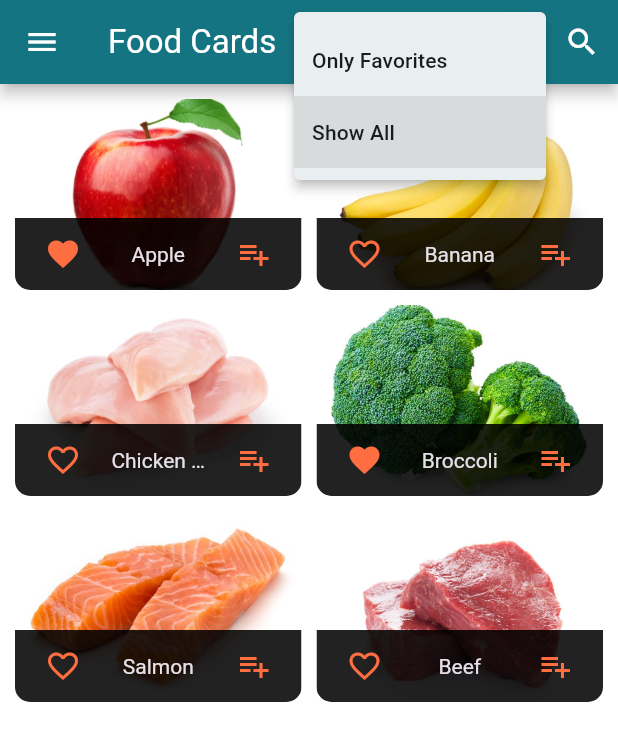
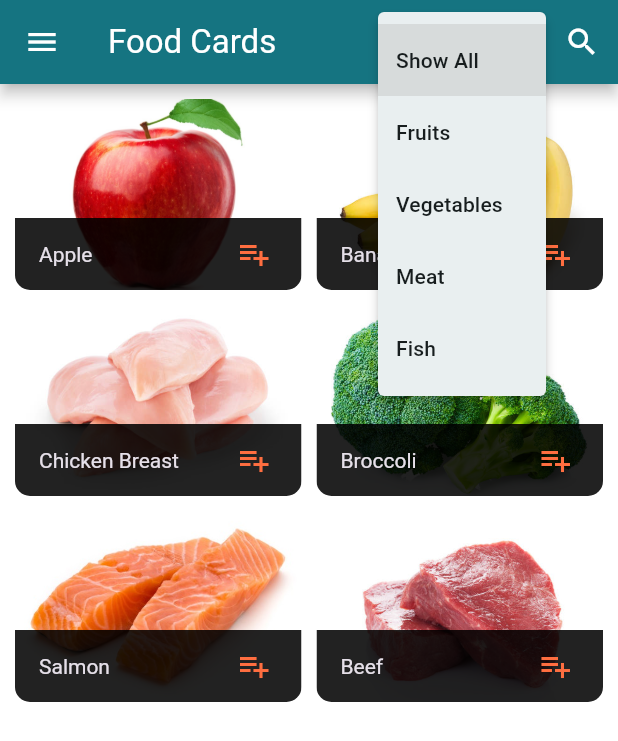
Before and after one commit to LamSut/Nutrition-Tracker-Recipes, a Flutter app: the FoodDetailScreen screen opened directly with empty values, after a tap on the "home" icon, after a tap on the "more vert" icon, on a phone screen of 412 x 824 dp. Shown: the top 741 px of the screen. Run offline on Flutter 3.47's test engine with Material 3 defaults, Android fonts, the phone set to English and light mode, and no system bars; accounts and stored records are empty; Roboto replaces fonts that are missing (Calibri); project files that could hold a hidden picture were left out.

Commit message:
remove fav, use type instead

```diff
--- a/lib/main.dart
+++ b/lib/main.dart
@@ -2,7 +2,6 @@ import 'package:flutter/material.dart';
 import 'package:provider/provider.dart';
 import 'ui/screens.dart';
 import 'ui/shared/navigation_utils.dart';
-import 'ui/user/users_manager.dart';
 
 void main() {
   runApp(const MyApp());
@@ -10,6 +9,7 @@ void main() {
 
 class MyApp extends StatelessWidget {
   const MyApp({super.key});
+
   @override
   Widget build(BuildContext context) {
     final colorScheme = ColorScheme.fromSeed(
@@ -18,7 +18,7 @@ class MyApp extends StatelessWidget {
       surface: Colors.white,
       surfaceTint: Colors.grey[200],
     );
-    final themData = ThemeData(
+    final themeData = ThemeData(
       fontFamily: 'Calibri',
       colorScheme: colorScheme,
       appBarTheme: AppBarTheme(
@@ -28,13 +28,17 @@ class MyApp extends StatelessWidget {
         shadowColor: colorScheme.shadow,
       ),
     );
-    return ChangeNotifierProvider(
-      create: (context) => UsersManager(),
+
+    return MultiProvider(
+      providers: [
+        ChangeNotifierProvider(create: (ctx) => UsersManager()),
+        ChangeNotifierProvider(create: (ctx) => FoodsManager()),
+      ],
       child: MaterialApp(
         title: 'NTR',
         debugShowCheckedModeBanner: false,
-        theme: themData,
-        initialRoute: LoginScreen.routeName, // Start at LoginScreen
+        theme: themeData,
+        initialRoute: LoginScreen.routeName,
         onGenerateRoute: (settings) {
           Widget page;
           switch (settings.name) {
@@ -42,11 +46,14 @@ class MyApp extends StatelessWidget {
               page = const SafeArea(child: LoginScreen());
               break;
             case FoodDetailScreen.routeName:
-              final foodId = settings.arguments as String;
-              page = SafeArea(
-                child: FoodDetailScreen(FoodsManager().findById(foodId)!),
+              final productId = settings.arguments as String;
+              return MaterialPageRoute(
+                builder: (ctx) => SafeArea(
+                  child: FoodDetailScreen(
+                    ctx.read<FoodsManager>().findById(productId)!,
+                  ),
+                ),
               );
-              break;
             case RecipesScreen.routeName:
               page = const SafeArea(child: RecipesScreen());
               break;
--- a/lib/models/food.dart
+++ b/lib/models/food.dart
@@ -1,47 +1,47 @@
 class Food {
   final String? id;
   final String name;
+  final String type;
   final double calories;
   final double protein;
   final double fat;
   final double carbohydrates;
   final double fiber;
   final String imageUrl;
-  final bool isFavorite;
 
   Food({
     this.id,
     required this.name,
+    required this.type,
     required this.calories,
     required this.protein,
     required this.fat,
     required this.carbohydrates,
     required this.fiber,
     required this.imageUrl,
-    this.isFavorite = false,
   });
 
   Food copyWith({
     String? id,
     String? name,
+    String? type,
     double? calories,
     double? protein,
     double? fat,
     double? carbohydrates,
     double? fiber,
     String? imageUrl,
-    bool? isFavorite,
   }) {
     return Food(
       id: id ?? this.id,
       name: name ?? this.name,
+      type: type ?? this.type,
       calories: calories ?? this.calories,
       protein: protein ?? this.protein,
       fat: fat ?? this.fat,
       carbohydrates: carbohydrates ?? this.carbohydrates,
       fiber: fiber ?? this.fiber,
       imageUrl: imageUrl ?? this.imageUrl,
-      isFavorite: isFavorite ?? this.isFavorite,
     );
   }
 }
--- a/lib/ui/foods/food_grid_tile.dart
+++ b/lib/ui/foods/food_grid_tile.dart
@@ -2,29 +2,10 @@ import 'package:flutter/material.dart';
 import '../../models/food.dart';
 import 'food_detail_screen.dart';
 
-class FoodGridTile extends StatefulWidget {
+class FoodGridTile extends StatelessWidget {
   const FoodGridTile(this.food, {super.key});
 
   final Food food;
-
-  @override
-  State<FoodGridTile> createState() => _FoodGridTileState();
-}
-
-class _FoodGridTileState extends State<FoodGridTile> {
-  late bool _isFavorite;
-
-  @override
-  void initState() {
-    super.initState();
-    _isFavorite = widget.food.isFavorite;
-  }
-
-  void _toggleFavorite() {
-    setState(() {
-      _isFavorite = !_isFavorite;
-    });
-  }
 
   @override
   Widget build(BuildContext context) {
@@ -32,10 +13,8 @@ class _FoodGridTileState extends State<FoodGridTile> {
       borderRadius: BorderRadius.circular(10),
       child: GridTile(
         footer: FoodGridFooter(
-          food: widget.food,
-          isFavorite: _isFavorite,
-          onFavoritePressed: _toggleFavorite,
-          onAddToCartPressed: () {
+          food: food,
+          onAddToRecipePressed: () {
             print('Add food to Recipe');
           },
         ),
@@ -44,11 +23,11 @@ class _FoodGridTileState extends State<FoodGridTile> {
             // Navigate to food detail screen
             Navigator.of(context).pushNamed(
               FoodDetailScreen.routeName,
-              arguments: widget.food.id,
+              arguments: food.id,
             );
           },
           child: Image.asset(
-            widget.food.imageUrl,
+            food.imageUrl,
             fit: BoxFit.cover,
           ),
         ),
@@ -61,34 +40,23 @@ class FoodGridFooter extends StatelessWidget {
   const FoodGridFooter({
     super.key,
     required this.food,
-    required this.isFavorite,
-    this.onFavoritePressed,
-    this.onAddToCartPressed,
+    this.onAddToRecipePressed,
   });
 
   final Food food;
-  final bool isFavorite;
-  final void Function()? onFavoritePressed;
-  final void Function()? onAddToCartPressed;
+  final void Function()? onAddToRecipePressed;
 
   @override
   Widget build(BuildContext context) {
     return GridTileBar(
       backgroundColor: Colors.black87,
-      leading: IconButton(
-        icon: Icon(
-          isFavorite ? Icons.favorite : Icons.favorite_border,
-        ),
-        color: Theme.of(context).colorScheme.secondary,
-        onPressed: onFavoritePressed,
-      ),
       title: Text(
         food.name,
-        textAlign: TextAlign.center,
+        textAlign: TextAlign.left,
       ),
       trailing: IconButton(
         icon: const Icon(Icons.playlist_add),
-        onPressed: onAddToCartPressed,
+        onPressed: onAddToRecipePressed,
         color: Theme.of(context).colorScheme.secondary,
       ),
     );
--- a/lib/ui/foods/foods_grid.dart
+++ b/lib/ui/foods/foods_grid.dart
@@ -1,15 +1,15 @@
 import 'package:flutter/material.dart';
+import 'package:provider/provider.dart';
 import 'food_grid_tile.dart';
 import 'foods_manager.dart';
 
 class FoodsGrid extends StatelessWidget {
-  final bool showFavorites;
-  const FoodsGrid(this.showFavorites, {super.key});
+  const FoodsGrid({super.key});
+
   @override
   Widget build(BuildContext context) {
-    final foodsManager = FoodsManager();
-    final foods =
-        showFavorites ? foodsManager.favoriteItems : foodsManager.items;
+    final foods = context.watch<FoodsManager>().items;
+
     return GridView.builder(
       padding: const EdgeInsets.all(10.0),
       itemCount: foods.length,
--- a/lib/ui/foods/foods_manager.dart
+++ b/lib/ui/foods/foods_manager.dart
@@ -1,21 +1,23 @@
+import 'package:flutter/material.dart';
 import '../../models/food.dart';
 
-class FoodsManager {
+class FoodsManager with ChangeNotifier {
   final List<Food> _items = [
     Food(
       id: 'f1',
       name: 'Apple',
+      type: 'Fruit',
       calories: 52,
       protein: 0.3,
       fat: 0.2,
       carbohydrates: 14,
       fiber: 2.4,
       imageUrl: 'assets/foods/apple.jpg',
-      isFavorite: true,
     ),
     Food(
       id: 'f2',
       name: 'Banana',
+      type: 'Fruit',
       calories: 89,
       protein: 1.1,
       fat: 0.3,
@@ -26,6 +28,7 @@ class FoodsManager {
     Food(
       id: 'f3',
       name: 'Chicken Breast',
+      type: 'Meat',
       calories: 165,
       protein: 31,
       fat: 3.6,
@@ -36,49 +39,53 @@ class FoodsManager {
     Food(
       id: 'f4',
       name: 'Broccoli',
+      type: 'Vegetable',
       calories: 55,
       protein: 3.7,
       fat: 0.6,
       carbohydrates: 11,
       fiber: 4,
       imageUrl: 'assets/foods/broccoli.jpg',
-      isFavorite: true,
     ),
     Food(
       id: 'f5',
       name: 'Salmon',
+      type: 'Fish',
       calories: 208,
       protein: 20,
       fat: 13,
       carbohydrates: 0,
       fiber: 0,
       imageUrl: 'assets/foods/salmon.jpg',
-      isFavorite: false,
     ),
     Food(
       id: 'f6',
       name: 'Beef',
+      type: 'Meat',
       calories: 250,
       protein: 26,
       fat: 17,
       carbohydrates: 0,
       fiber: 0,
       imageUrl: 'assets/foods/beef.jpg',
-      isFavorite: false,
     ),
   ];
 
-  int get itemCount {
-    return _items.length;
+  String _selectedType = 'All';
+
+  List<Food> get items {
+    if (_selectedType == 'All') {
+      return [..._items];
+    }
+    return _items.where((food) => food.type == _selectedType).toList();
   }
 
-  List<Food> get items {
-    return [..._items];
+  void setFoodType(String type) {
+    _selectedType = type;
+    notifyListeners();
   }
 
-  List<Food> get favoriteItems {
-    return _items.where((item) => item.isFavorite).toList();
-  }
+  String get selectedType => _selectedType;
 
   Food? findById(String id) {
     try {
--- a/lib/ui/foods/foods_overview_screen.dart
+++ b/lib/ui/foods/foods_overview_screen.dart
@@ -1,38 +1,25 @@
 import 'package:flutter/material.dart';
+import 'package:provider/provider.dart';
 import '../shared/app_drawer.dart';
-
 import 'foods_grid.dart';
 import 'food_search_delegate.dart';
 import 'foods_manager.dart';
 
-enum FilterOptions { favorites, all }
+class FoodsOverviewScreen extends StatelessWidget {
+  static const routeName = '/food_overview';
 
-class FoodsOverviewScreen extends StatefulWidget {
-  static const routeName = '/food_overview';
   const FoodsOverviewScreen({super.key});
-  @override
-  State<FoodsOverviewScreen> createState() => FoodsOverviewScreenState();
-}
 
-class FoodsOverviewScreenState extends State<FoodsOverviewScreen> {
-  var _currentFilter = FilterOptions.all;
   @override
   Widget build(BuildContext context) {
-    final foodsManager = FoodsManager();
-    final allFoods = foodsManager.items;
+    final foodsManager = Provider.of<FoodsManager>(context, listen: false);
+    final allFoods = foodsManager.items; // remove filters before search
 
     return Scaffold(
       appBar: AppBar(
         title: const Text('Food Cards'),
         actions: <Widget>[
-          FoodFilterMenu(
-            currentFilter: _currentFilter,
-            onFilterSelected: (filter) {
-              setState(() {
-                _currentFilter = filter;
-              });
-            },
-          ),
+          const FoodTypeFilterMenu(),
           IconButton(
             icon: const Icon(Icons.search),
             onPressed: () {
@@ -45,36 +32,31 @@ class FoodsOverviewScreenState extends State<FoodsOverviewScreen> {
         ],
       ),
       drawer: const AppDrawer(),
-      body: FoodsGrid(
-        _currentFilter == FilterOptions.favorites,
-      ),
+      body: const FoodsGrid(),
     );
   }
 }
 
-class FoodFilterMenu extends StatelessWidget {
-  const FoodFilterMenu({
-    super.key,
-    this.currentFilter,
-    this.onFilterSelected,
-  });
-  final FilterOptions? currentFilter;
-  final void Function(FilterOptions selectedValue)? onFilterSelected;
+class FoodTypeFilterMenu extends StatelessWidget {
+  const FoodTypeFilterMenu({super.key});
+
   @override
   Widget build(BuildContext context) {
-    return PopupMenuButton(
-      initialValue: currentFilter,
-      onSelected: onFilterSelected,
+    final foodsManager = Provider.of<FoodsManager>(context);
+    final currentType = foodsManager.selectedType;
+
+    return PopupMenuButton<String>(
+      initialValue: currentType,
+      onSelected: (type) {
+        foodsManager.setFoodType(type);
+      },
       icon: const Icon(Icons.more_vert),
       itemBuilder: (ctx) => [
-        const PopupMenuItem(
-          value: FilterOptions.favorites,
-          child: Text('Only Favorites'),
-        ),
-        const PopupMenuItem(
-          value: FilterOptions.all,
-          child: Text('Show All'),
-        ),
+        const PopupMenuItem(value: 'All', child: Text('Show All')),
+        const PopupMenuItem(value: 'Fruit', child: Text('Fruits')),
+        const PopupMenuItem(value: 'Vegetable', child: Text('Vegetables')),
+        const PopupMenuItem(value: 'Meat', child: Text('Meat')),
+        const PopupMenuItem(value: 'Fish', child: Text('Fish')),
       ],
     );
   }
--- a/lib/ui/screens.dart
+++ b/lib/ui/screens.dart
@@ -7,5 +7,6 @@ export 'recipes/recipes_overview_screen.dart';
 export 'user/user_profile_screen.dart';
 export 'user/user_update_information_screen.dart';
 export 'user/user_update_password_screen.dart';
+export 'user/users_manager.dart';
 
 export 'auth/login_screen.dart';
--- a/lib/ui/shared/app_drawer.dart
+++ b/lib/ui/shared/app_drawer.dart
@@ -1,8 +1,10 @@
 import 'package:flutter/material.dart';
+import 'package:provider/provider.dart';
 import '../screens.dart';
 
 class AppDrawer extends StatelessWidget {
   const AppDrawer({super.key});
+
   @override
   Widget build(BuildContext context) {
     return Drawer(
@@ -43,6 +45,8 @@ class AppDrawer extends StatelessWidget {
             leading: const Icon(Icons.logout),
             title: const Text('Logout'),
             onTap: () {
+              Provider.of<FoodsManager>(context, listen: false)
+                  .setFoodType('All');
               Navigator.of(context).pushReplacementNamed(LoginScreen.routeName);
             },
           ),
--- a/lib/ui/user/user_profile_screen.dart
+++ b/lib/ui/user/user_profile_screen.dart
@@ -22,7 +22,8 @@ class UserScreen extends StatelessWidget {
           ? const Center(child: Text('No user logged in'))
           : SingleChildScrollView(
               child: Padding(
-                padding: const EdgeInsets.symmetric(horizontal: 20, vertical: 10),
+                padding:
+                    const EdgeInsets.symmetric(horizontal: 20, vertical: 10),
                 child: Column(
                   children: [
                     const SizedBox(height: 20),
@@ -39,10 +40,11 @@ class UserScreen extends StatelessWidget {
                       ),
                     ),
                     const SizedBox(height: 20),
-                    _buildInfoField('Name', user.name),
                     _buildInfoField('Username', user.username),
+                    _buildInfoField('Full Name', user.name),
                     _buildInfoField('Gender', user.gender ? 'Male' : 'Female'),
-                    _buildInfoField('Date of Birth', '${user.birthday.toLocal().day}/${user.birthday.toLocal().month}/${user.birthday.toLocal().year}'),
+                    _buildInfoField('Date of Birth',
+                        '${user.birthday.toLocal().day}/${user.birthday.toLocal().month}/${user.birthday.toLocal().year}'),
                     _buildInfoField('Email Address', user.email),
                     _buildSettingsSection(context),
                   ],
@@ -60,7 +62,8 @@ class UserScreen extends StatelessWidget {
         children: [
           Text(
             label,
-            style: const TextStyle(fontSize: 16, fontWeight: FontWeight.bold, color: Colors.grey),
+            style: const TextStyle(
+                fontSize: 16, fontWeight: FontWeight.bold, color: Colors.grey),
           ),
           const SizedBox(height: 5),
           Container(
@@ -88,7 +91,8 @@ class UserScreen extends StatelessWidget {
           padding: const EdgeInsets.symmetric(vertical: 10),
           child: Text(
             'Settings',
-            style: TextStyle(fontSize: 18, fontWeight: FontWeight.bold, color: Colors.grey),
+            style: TextStyle(
+                fontSize: 18, fontWeight: FontWeight.bold, color: Colors.grey),
           ),
         ),
         _buildSettingsButton(
@@ -115,7 +119,10 @@ class UserScreen extends StatelessWidget {
     );
   }
 
-  Widget _buildSettingsButton({required IconData icon, required String title, required VoidCallback onPressed}) {
+  Widget _buildSettingsButton(
+      {required IconData icon,
+      required String title,
+      required VoidCallback onPressed}) {
     return Container(
       margin: const EdgeInsets.only(bottom: 10),
       decoration: BoxDecoration(
@@ -129,7 +136,8 @@ class UserScreen extends StatelessWidget {
           title,
           style: const TextStyle(color: Colors.black, fontSize: 16),
         ),
-        trailing: const Icon(Icons.arrow_forward_ios, color: Colors.black, size: 16),
+        trailing:
+            const Icon(Icons.arrow_forward_ios, color: Colors.black, size: 16),
         onTap: onPressed,
       ),
     );
--- a/pubspec.yaml
+++ b/pubspec.yaml
@@ -13,12 +13,12 @@ dependencies:
     sdk: flutter
   cupertino_icons: ^1.0.8
   intl: ^0.20.2
+  provider: ^6.1.2
 
 dev_dependencies:
   flutter_test:
     sdk: flutter
   flutter_lints: ^5.0.0
-  provider: ^6.1.2
 
 flutter:
   uses-material-design: true
```
Also changed, not shown: pubspec.lock.
